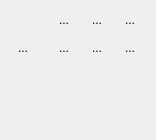
The window that app/ui/displayoption.ui (pencil2d/pencil) describes before a commit, drawn with Qt 5.
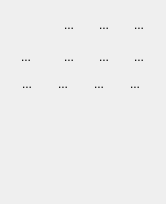
The same window after the commit. Icons and pictures are not drawn.

Commit message: Choosing overlays work.

Diff of the .ui file:
```diff
--- a/app/ui/displayoption.ui
+++ b/app/ui/displayoption.ui
@@ -6,8 +6,8 @@
    <rect>
     <x>0</x>
     <y>0</y>
-    <width>156</width>
-    <height>140</height>
+    <width>166</width>
+    <height>204</height>
    </rect>
   </property>
   <property name="windowTitle">
@@ -15,21 +15,6 @@
   </property>
   <widget class="QWidget" name="innerWidget">
    <layout class="QVBoxLayout" name="verticalLayout">
-    <property name="spacing">
-     <number>2</number>
-    </property>
-    <property name="leftMargin">
-     <number>4</number>
-    </property>
-    <property name="topMargin">
-     <number>4</number>
-    </property>
-    <property name="rightMargin">
-     <number>4</number>
-    </property>
-    <property name="bottomMargin">
-     <number>4</number>
-    </property>
     <item>
      <layout class="QGridLayout" name="gridLayout">
       <item row="1" column="2">
@@ -278,6 +263,114 @@
       </item>
      </layout>
     </item>
+    <item>
+     <layout class="QGridLayout" name="gridLayout_2">
+      <item row="0" column="0">
+       <widget class="QToolButton" name="overlayCenterButton">
+        <property name="toolTip">
+         <string>Overlay shows field center</string>
+        </property>
+        <property name="text">
+         <string>...</string>
+        </property>
+        <property name="icon">
+         <iconset resource="../data/app.qrc">
+          <normaloff>:/icons/overlayCenter.png</normaloff>:/icons/overlayCenter.png</iconset>
+        </property>
+        <property name="iconSize">
+         <size>
+          <width>24</width>
+          <height>24</height>
+         </size>
+        </property>
+        <property name="checkable">
+         <bool>true</bool>
+        </property>
+        <property name="autoRaise">
+         <bool>true</bool>
+        </property>
+       </widget>
+      </item>
+      <item row="0" column="1">
+       <widget class="QToolButton" name="overlayThirdsButton">
+        <property name="toolTip">
+         <string>Overlay shows field in thirds</string>
+        </property>
+        <property name="text">
+         <string>...</string>
+        </property>
+        <property name="icon">
+         <iconset resource="../data/app.qrc">
+          <normaloff>:/icons/overlayThirds.png</normaloff>:/icons/overlayThirds.png</iconset>
+        </property>
+        <property name="iconSize">
+         <size>
+          <width>24</width>
+          <height>24</height>
+         </size>
+        </property>
+        <property name="checkable">
+         <bool>true</bool>
+        </property>
+        <property name="autoRaise">
+         <bool>true</bool>
+        </property>
+       </widget>
+      </item>
+      <item row="0" column="2">
+       <widget class="QToolButton" name="overlayGoldenRatioButton">
+        <property name="toolTip">
+         <string>Overlay shows field in Golden Ratio</string>
+        </property>
+        <property name="text">
+         <string>...</string>
+        </property>
+        <property name="icon">
+         <iconset resource="../data/app.qrc">
+          <normaloff>:/icons/overlayGoldenRatio.png</normaloff>:/icons/overlayGoldenRatio.png</iconset>
+        </property>
+        <property name="iconSize">
+         <size>
+          <width>24</width>
+          <height>24</height>
+         </size>
+        </property>
+        <property name="checkable">
+         <bool>true</bool>
+        </property>
+        <property name="autoRaise">
+         <bool>true</bool>
+        </property>
+       </widget>
+      </item>
+      <item row="0" column="3">
+       <widget class="QToolButton" name="overlaySafeAreaButton">
+        <property name="toolTip">
+         <string>Overlay shows field safe areas</string>
+        </property>
+        <property name="text">
+         <string>...</string>
+        </property>
+        <property name="icon">
+         <iconset resource="../data/app.qrc">
+          <normaloff>:/icons/overlaySafe.png</normaloff>:/icons/overlaySafe.png</iconset>
+        </property>
+        <property name="iconSize">
+         <size>
+          <width>24</width>
+          <height>24</height>
+         </size>
+        </property>
+        <property name="checkable">
+         <bool>true</bool>
+        </property>
+        <property name="autoRaise">
+         <bool>true</bool>
+        </property>
+       </widget>
+      </item>
+     </layout>
+    </item>
     <item>
      <spacer name="verticalSpacer">
       <property name="orientation">
```
The commit also changes 17 other files.
